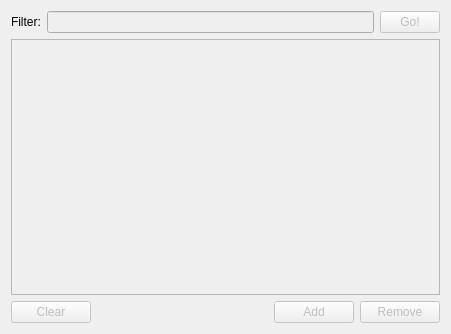
jimtendo/QuteSQL, file BrowseWidget.ui: the form before one commit.
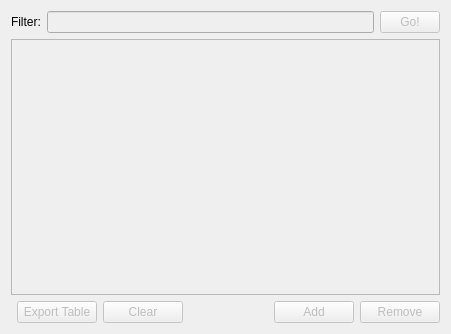
The form after the commit. Icons and pictures are not drawn.

Patch:
```diff
--- a/BrowseWidget.ui
+++ b/BrowseWidget.ui
@@ -14,7 +14,7 @@
    <string>Form</string>
   </property>
   <layout class="QGridLayout" name="gridLayout">
-   <item row="0" column="0" colspan="4">
+   <item row="0" column="0" colspan="6">
     <layout class="QHBoxLayout" name="horizontalLayout">
      <item>
       <widget class="QLabel" name="label">
@@ -65,29 +65,14 @@
      </item>
     </layout>
    </item>
-   <item row="1" column="0" colspan="4">
+   <item row="1" column="0" colspan="6">
     <widget class="QTableView" name="tableView">
      <property name="enabled">
       <bool>false</bool>
      </property>
     </widget>
    </item>
-   <item row="2" column="0">
-    <widget class="QPushButton" name="clearButton">
-     <property name="enabled">
-      <bool>false</bool>
-     </property>
-     <property name="text">
-      <string>Clear</string>
-     </property>
-     <property name="icon">
-      <iconset theme="edit-clear">
-       <normaloff/>
-      </iconset>
-     </property>
-    </widget>
-   </item>
-   <item row="2" column="1">
+   <item row="2" column="3">
     <spacer name="horizontalSpacer">
      <property name="orientation">
       <enum>Qt::Horizontal</enum>
@@ -100,7 +85,7 @@
      </property>
     </spacer>
    </item>
-   <item row="2" column="2">
+   <item row="2" column="4">
     <widget class="QPushButton" name="addButton">
      <property name="enabled">
       <bool>false</bool>
@@ -115,7 +100,7 @@
      </property>
     </widget>
    </item>
-   <item row="2" column="3">
+   <item row="2" column="5">
     <widget class="QPushButton" name="removeButton">
      <property name="enabled">
       <bool>false</bool>
@@ -130,6 +115,34 @@
      </property>
     </widget>
    </item>
+   <item row="2" column="1">
+    <widget class="QPushButton" name="saveAsButton">
+     <property name="enabled">
+      <bool>false</bool>
+     </property>
+     <property name="text">
+      <string>Export Table</string>
+     </property>
+     <property name="icon">
+      <iconset theme="filesave"/>
+     </property>
+    </widget>
+   </item>
+   <item row="2" column="2">
+    <widget class="QPushButton" name="clearButton">
+     <property name="enabled">
+      <bool>false</bool>
+     </property>
+     <property name="text">
+      <string>Clear</string>
+     </property>
+     <property name="icon">
+      <iconset theme="edit-clear">
+       <normaloff/>
+      </iconset>
+     </property>
+    </widget>
+   </item>
   </layout>
  </widget>
  <resources/>
```
